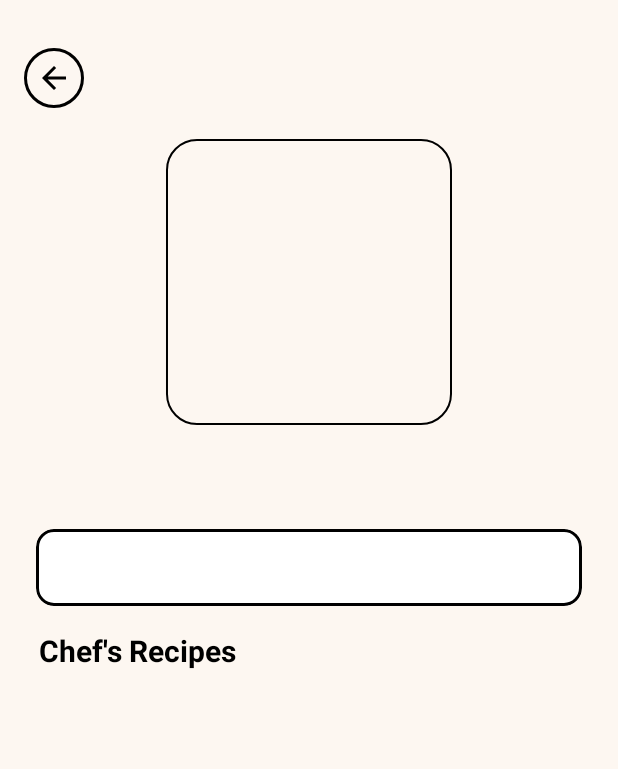
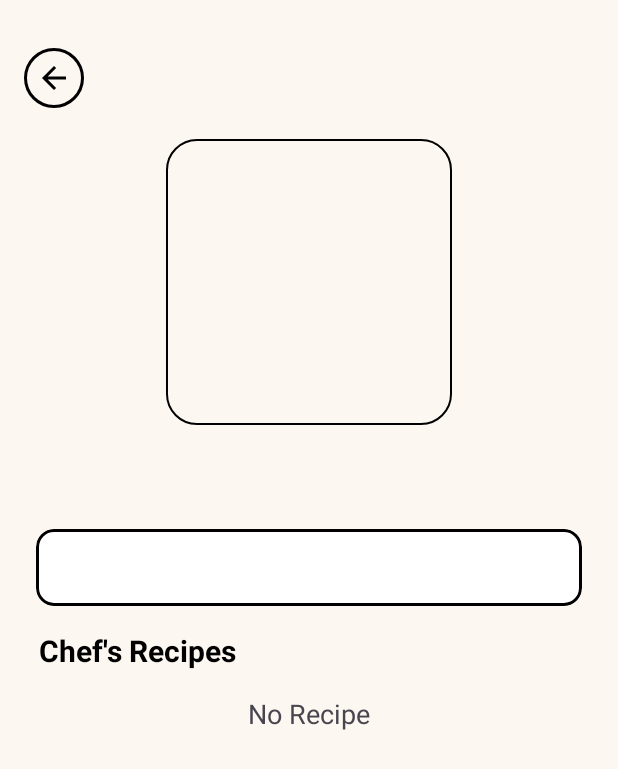
Before and after one commit to luthfiyy/masak.in, an Android app: the ChefDetailActivity screen opened directly, with no data from a screen before it, on a phone screen of 412 x 824 dp. Shown: the top 769 px of the screen. Run offline under Robolectric (Android 15) with nearby library versions, the phone set to English and light mode, and no system bars; our stand-ins replace Dagger/Hilt's generated code, Firebase (no records; nobody signed in at launch, a user with empty details on screens opened directly), Room's generated code; pictures from the network do not load; Roboto replaces fonts that are not available here; 3 statements that could not run were skipped.

```diff
--- a/app/src/main/java/com/upi/masakin/data/database/MasakinDatabase.kt
+++ b/app/src/main/java/com/upi/masakin/data/database/MasakinDatabase.kt
@@ -13,7 +13,7 @@ import com.upi.masakin.utils.RecipeConverters
 
 @Database(
     entities = [Chef::class, RecipeEntity::class, Article::class],
-    version = 22,
+    version = 23,
     exportSchema = false
 )
 
--- a/app/src/main/java/com/upi/masakin/ui/view/chef/ChefDetailActivity.kt
+++ b/app/src/main/java/com/upi/masakin/ui/view/chef/ChefDetailActivity.kt
@@ -2,6 +2,8 @@ package com.upi.masakin.ui.view.chef
 
 import android.content.Intent
 import android.os.Bundle
+import android.util.Log
+import android.view.View
 import androidx.activity.viewModels
 import androidx.appcompat.app.AppCompatActivity
 import androidx.lifecycle.Lifecycle
@@ -38,6 +40,8 @@ class ChefDetailActivity : AppCompatActivity() {
         setupRecyclerView()
         observeRecipes(chef.id)
         setupListeners()
+
+        chefViewModel.debugChefRecipes()
     }
 
     private fun setupRecyclerView() {
@@ -59,7 +63,17 @@ class ChefDetailActivity : AppCompatActivity() {
             repeatOnLifecycle(Lifecycle.State.STARTED) {
                 chefViewModel.getRecipesByChefId(chefId)
                     .collect { recipes ->
+                        Log.d("ChefDetailActivity", "Recipes received: ${recipes.size}")
                         recipeAdapter.updateRecipes(recipes)
+
+                        // Add this to check if the list is empty
+                        if (recipes.isEmpty()) {
+                            Log.e("ChefDetailActivity", "No recipes found for chef ID: $chefId")
+                            // Optionally, show an empty state view
+                            binding.tvNoRecipes.visibility = View.VISIBLE
+                        } else {
+                            binding.tvNoRecipes.visibility = View.GONE
+                        }
                     }
             }
         }
--- a/app/src/main/java/com/upi/masakin/ui/viewmodel/chef/ChefViewModel.kt
+++ b/app/src/main/java/com/upi/masakin/ui/viewmodel/chef/ChefViewModel.kt
@@ -52,17 +52,15 @@ class ChefViewModel @Inject constructor(
     }
 
     init {
-        fetchChefs()
-
-        // Check if chefs are empty after initial fetch
         viewModelScope.launch(dispatcher) {
-            if (_chefs.value.isEmpty()) {
+            val chefsInDatabase = chefRepository.getAllChefs()
+            if (chefsInDatabase.isEmpty()) {
                 insertSampleChefs()
-                // Re-fetch after insertion
-                fetchChefs()
             }
+            fetchChefs()
         }
     }
+
 
     // Fetch all chefs from the repository
     private fun fetchChefs() {
@@ -109,4 +107,17 @@ class ChefViewModel @Inject constructor(
             chefRepository.insertChef(sampleChefs)
         }
     }
+
+    fun debugChefRecipes() {
+        viewModelScope.launch(dispatcher) {
+            val allChefs = chefRepository.getAllChefs()
+            allChefs.forEach { chef ->
+                val recipes = chefDao.getRecipesByChefId(chef.id)
+                Log.d("ChefViewModel", "Chef ${chef.name} (ID: ${chef.id}) has ${recipes.size} recipes")
+                recipes.forEach { recipe ->
+                    Log.d("ChefViewModel", "Recipe: ${recipe.title}, ChefId: ${recipe.chefId}")
+                }
+            }
+        }
+    }
 }
--- a/app/src/main/res/layout/activity_chef_detail.xml
+++ b/app/src/main/res/layout/activity_chef_detail.xml
@@ -97,6 +97,18 @@
             app:layout_constraintStart_toStartOf="parent"
             app:layout_constraintTop_toBottomOf="@id/card_description" />
 
+        <!-- Text for Empty State -->
+        <TextView
+            android:id="@+id/tv_no_recipes"
+            android:layout_width="wrap_content"
+            android:layout_height="wrap_content"
+            android:layout_marginTop="16dp"
+            android:text="@string/no_recipe"
+            android:textSize="18sp"
+            app:layout_constraintEnd_toEndOf="parent"
+            app:layout_constraintStart_toStartOf="parent"
+            app:layout_constraintTop_toBottomOf="@id/tv_recipe_list_title" />
+
         <!-- Recipe List -->
         <androidx.recyclerview.widget.RecyclerView
             android:id="@+id/rv_recipe_list"
--- a/app/src/main/res/layout/fragment_profile.xml
+++ b/app/src/main/res/layout/fragment_profile.xml
@@ -69,7 +69,8 @@
             android:layout_height="wrap_content"
             android:gravity="center_vertical"
             android:orientation="horizontal"
-            android:padding="12dp">
+            android:padding="12dp"
+            tools:ignore="UseCompoundDrawables">
 
             <ImageView
                 android:id="@+id/email_icon"
@@ -88,6 +89,7 @@
                 android:textColor="@color/grey_dark"
                 android:textSize="16sp" />
         </LinearLayout>
+
     </androidx.cardview.widget.CardView>
 
     <!-- Buttons Section -->
```
Also changed, not shown: app/src/main/java/com/upi/masakin/data/repository/RecipeRepository.kt (+11 -2 lines), app/src/main/java/com/upi/masakin/ui/view/fragment/profile/ProfileFragment.kt (+88 -1 lines), app/src/main/res/values/colors.xml (+6 -1 lines), app/src/main/res/values/strings.xml (+21 -1 lines), app/src/main/res/values/styles.xml (+7 -0 lines), gradle/wrapper/gradle-wrapper.properties, 3 other files.
